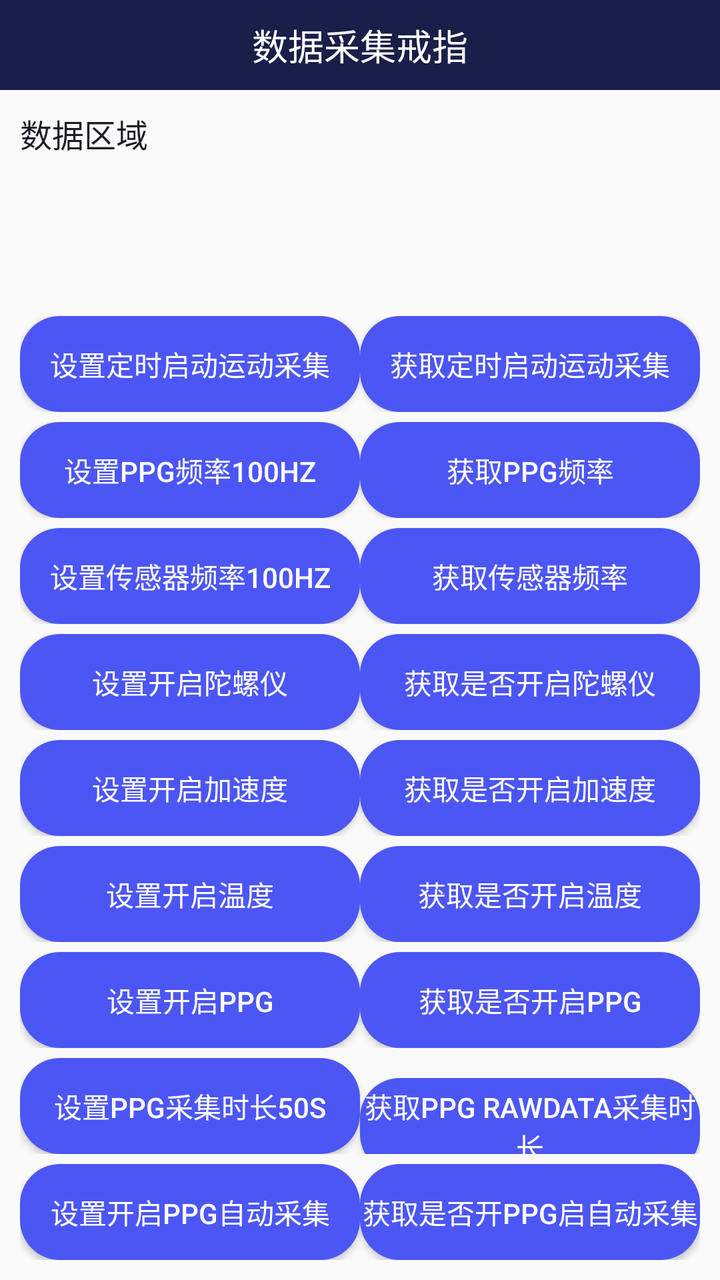
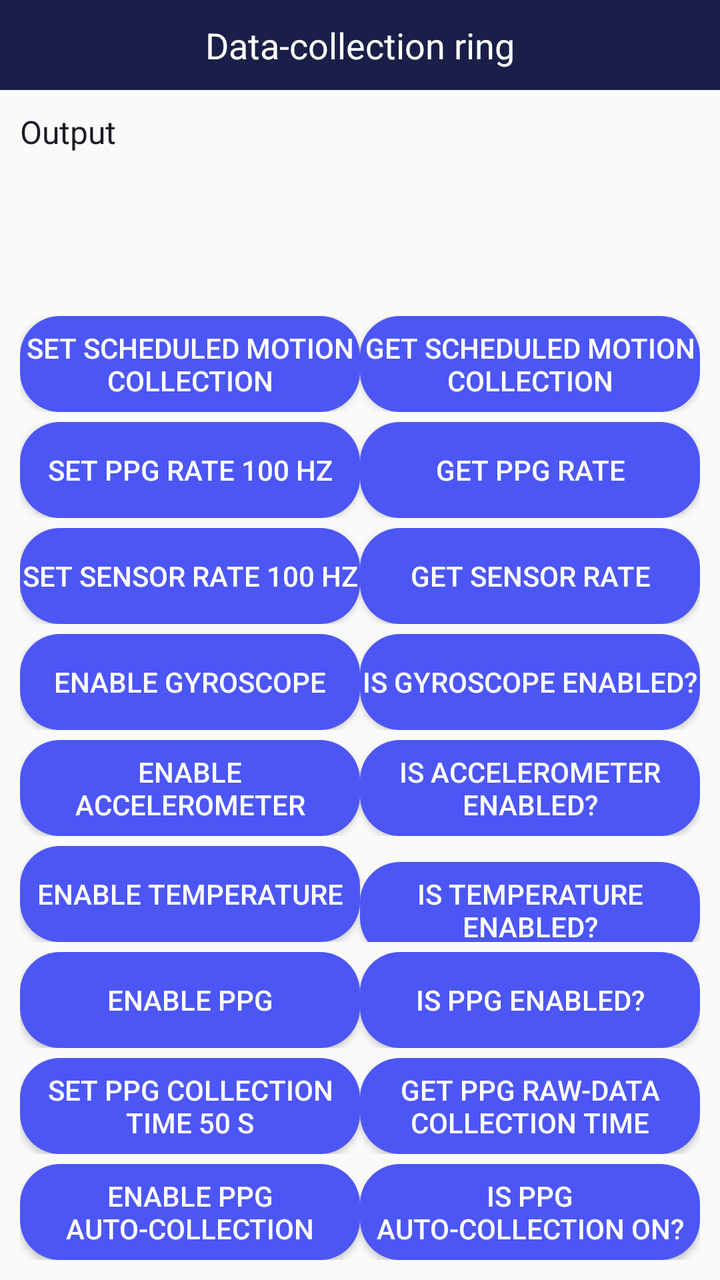

Two renders of the same Android screen: before a commit and after it. Below are the layout's source before the change and the commit's diff.
<!-- AndroidManifest.xml: application theme AppTheme -->
<!-- res/layout/activity_collection.xml -->
<?xml version="1.0" encoding="utf-8"?>
<LinearLayout
    xmlns:android="http://schemas.android.com/apk/res/android"
    xmlns:tools="http://schemas.android.com/tools"
    android:layout_width="match_parent"
    android:layout_height="match_parent"
    android:orientation="vertical"
    tools:context=".activity.TestActivity2">
    <RelativeLayout
        android:layout_width="match_parent"
        android:layout_height="45dp"
        android:background="@color/colorPrimary">
        <TextView
            android:layout_width="wrap_content"
            android:layout_height="wrap_content"
            android:text="数据采集戒指"
            android:textSize="18sp"
            android:layout_centerInParent="true"
            android:textColor="@color/white"/>
    </RelativeLayout>
    <TextView
        android:id="@+id/tv_result2"
        android:layout_width="match_parent"
        android:layout_height="0dp"
        android:layout_weight="1"
        android:text="数据区域"
        android:scrollbars="vertical"
        android:padding="10dp"
        android:lineSpacingExtra="5dp"
        android:textSize="16sp"
        android:textColor="@color/colorPrimaryDark"/>
    <LinearLayout
        android:layout_width="match_parent"
        android:layout_height="wrap_content"
        android:padding="10dp"
        android:orientation="vertical">
        <LinearLayout
            android:layout_width="match_parent"
            android:layout_height="wrap_content"
            android:layout_marginTop="5dp"
            android:orientation="horizontal">
            <Button
                android:id="@+id/bt_setScheduledStartup"
                android:layout_width="0dp"
                android:layout_weight="1"
                android:layout_height="wrap_content"
                android:text="设置定时启动运动采集"
                android:textSize="14sp"
                android:textColor="@color/white"
                android:background="@drawable/button_bg_state"/>
            <Button
                android:id="@+id/bt_getScheduledStartup"
                android:layout_width="0dp"
                android:layout_weight="1"
                android:layout_height="wrap_content"
                android:text="获取定时启动运动采集"
                android:textSize="14sp"
                android:textColor="@color/white"
                android:background="@drawable/button_bg_state"/>
        </LinearLayout>
        <LinearLayout
            android:layout_width="match_parent"
            android:layout_height="wrap_content"
            android:layout_marginTop="5dp"
            android:orientation="horizontal">
            <Button
                android:id="@+id/bt_setPPGFrequency"
                android:layout_width="0dp"
                android:layout_weight="1"
                android:layout_height="wrap_content"
                android:text="设置ppg频率100hz"
                android:textSize="14sp"
                android:textColor="@color/white"
                android:background="@drawable/button_bg_state"/>
            <Button
                android:id="@+id/bt_getPPGFrequency"
                android:layout_width="0dp"
                android:layout_weight="1"
                android:layout_height="wrap_content"
                android:text="获取ppg频率"
                android:textSize="14sp"
                android:textColor="@color/white"
                android:background="@drawable/button_bg_state"/>
        </LinearLayout>
        <LinearLayout
            android:layout_width="match_parent"
            android:layout_height="wrap_content"
            android:layout_marginTop="5dp"
            android:orientation="horizontal">
            <Button
                android:id="@+id/bt_setSensorFrequency"
                android:layout_width="0dp"
                android:layout_weight="1"
                android:layout_height="wrap_content"
                android:text="设置传感器频率100hz"
                android:textSize="14sp"
                android:textColor="@color/white"
                android:background="@drawable/button_bg_state"/>
            <Button
                android:id="@+id/bt_getSensorFrequency"
                android:layout_width="0dp"
                android:layout_weight="1"
                android:layout_height="wrap_content"
                android:text="获取传感器频率"
                android:textSize="14sp"
                android:textColor="@color/white"
                android:background="@drawable/button_bg_state"/>
        </LinearLayout>
        <LinearLayout
            android:layout_width="match_parent"
            android:layout_height="wrap_content"
            android:layout_marginTop="5dp"
            android:orientation="horizontal">
            <Button
                android:id="@+id/bt_setOpenGyroScope"
                android:layout_width="0dp"
                android:layout_weight="1"
                android:layout_height="wrap_content"
                android:text="设置开启陀螺仪"
                android:textSize="14sp"
                android:textColor="@color/white"
                android:background="@drawable/button_bg_state"/>
            <Button
                android:id="@+id/bt_getOpenGyroScope"
                android:layout_width="0dp"
                android:layout_weight="1"
                android:layout_height="wrap_content"
                android:text="获取是否开启陀螺仪"
                android:textSize="14sp"
                android:textColor="@color/white"
                android:background="@drawable/button_bg_state"/>
        </LinearLayout>
        <LinearLayout
            android:layout_width="match_parent"
            android:layout_height="wrap_content"
            android:layout_marginTop="5dp"
            android:orientation="horizontal">
            <Button
                android:id="@+id/bt_setOpenAcceleration"
                android:layout_width="0dp"
                android:layout_weight="1"
                android:layout_height="wrap_content"
                android:text="设置开启加速度"
                android:textSize="14sp"
                android:textColor="@color/white"
                android:background="@drawable/button_bg_state"/>
            <Button
                android:id="@+id/bt_getOpenAcceleration"
                android:layout_width="0dp"
                android:layout_weight="1"
                android:layout_height="wrap_content"
                android:text="获取是否开启加速度"
                android:textSize="14sp"
                android:textColor="@color/white"
                android:background="@drawable/button_bg_state"/>
        </LinearLayout>
        <LinearLayout
            android:layout_width="match_parent"
            android:layout_height="wrap_content"
            android:layout_marginTop="5dp"
            android:orientation="horizontal">
            <Button
                android:id="@+id/bt_setOpenTemperature"
                android:layout_width="0dp"
                android:layout_weight="1"
                android:layout_height="wrap_content"
                android:text="设置开启温度"
                android:textSize="14sp"
                android:textColor="@color/white"
                android:background="@drawable/button_bg_state"/>
            <Button
                android:id="@+id/bt_getOpenTemperature"
                android:layout_width="0dp"
                android:layout_weight="1"
                android:layout_height="wrap_content"
                android:text="获取是否开启温度"
                android:textSize="14sp"
                android:textColor="@color/white"
                android:background="@drawable/button_bg_state"/>
        </LinearLayout>
        <LinearLayout
            android:layout_width="match_parent"
            android:layout_height="wrap_content"
            android:layout_marginTop="5dp"
            android:orientation="horizontal">
            <Button
                android:id="@+id/bt_setOpenPPG"
                android:layout_width="0dp"
                android:layout_weight="1"
                android:layout_height="wrap_content"
                android:text="设置开启PPG"
                android:textSize="14sp"
                android:textColor="@color/white"
                android:background="@drawable/button_bg_state"/>
            <Button
                android:id="@+id/bt_getOpenPPG"
                android:layout_width="0dp"
                android:layout_weight="1"
                android:layout_height="wrap_content"
                android:text="获取是否开启PPG"
                android:textSize="14sp"
                android:textColor="@color/white"
                android:background="@drawable/button_bg_state"/>
        </LinearLayout>
        <LinearLayout
            android:layout_width="match_parent"
            android:layout_height="wrap_content"
            android:layout_marginTop="5dp"
            android:orientation="horizontal">
            <Button
                android:id="@+id/bt_setOpenPPGRAWData"
                android:layout_width="0dp"
                android:layout_weight="1"
                android:layout_height="wrap_content"
                android:text="设置PPG采集时长50s"
                android:textSize="14sp"
                android:textColor="@color/white"
                android:background="@drawable/button_bg_state"/>
            <Button
                android:id="@+id/bt_getPPGRAWData"
                android:layout_width="0dp"
                android:layout_weight="1"
                android:layout_height="wrap_content"
                android:text="获取PPG RAWdata采集时长"
                android:textSize="14sp"
                android:textColor="@color/white"
                android:background="@drawable/button_bg_state"/>
        </LinearLayout>
        <LinearLayout
            android:layout_width="match_parent"
            android:layout_height="wrap_content"
            android:layout_marginTop="5dp"
            android:orientation="horizontal">
            <Button
                android:id="@+id/bt_setOpenPPGAutomaticCollection"
                android:layout_width="0dp"
                android:layout_weight="1"
                android:layout_height="wrap_content"
                android:text="设置开启ppg自动采集"
                android:textSize="14sp"
                android:textColor="@color/white"
                android:background="@drawable/button_bg_state"/>
            <Button
                android:id="@+id/bt_getPPGAutomaticCollection"
                android:layout_width="0dp"
                android:layout_weight="1"
                android:layout_height="wrap_content"
                android:text="获取是否开ppg启自动采集"
                android:textSize="14sp"
                android:textColor="@color/white"
                android:background="@drawable/button_bg_state"/>
        </LinearLayout>
    </LinearLayout>

</LinearLayout>
<!-- resources referenced by this layout -->
<resources>
  <color name="colorPrimary">#191F48</color>
  <color name="colorPrimaryDark">#1B1D25</color>
  <color name="white">#ffffff</color>
  <!-- drawable button_bg_state (drawable) -->
  <?xml version="1.0" encoding="utf-8"?>
  <selector xmlns:android="http://schemas.android.com/apk/res/android">
      <item android:state_pressed="false">
          <shape xmlns:android="http://schemas.android.com/apk/res/android">
              <corners android:radius="20dp" />
  
              <solid android:color="@color/lan_se" />
          </shape>
      </item>
      <item android:state_pressed="false">
          <shape xmlns:android="http://schemas.android.com/apk/res/android">
              <corners android:radius="20dp" />
  
              <solid android:color="@color/lan_se" />
          </shape>
      </item>
      <item android:state_pressed="true">
          <shape xmlns:android="http://schemas.android.com/apk/res/android">
              <corners android:radius="20dp" />
  
              <solid android:color="@color/lan_se_press" />
          </shape>
      </item>
  
  </selector>
  <style name="AppTheme" parent="Theme.AppCompat.Light.NoActionBar">
          
          <item name="colorPrimary">@color/colorPrimary</item>
          <item name="colorPrimaryDark">@color/colorPrimary</item>
          <item name="colorAccent">@color/colorAccent</item>
  
  
      </style>
  <color name="lan_se">#4C56F5</color>
  <color name="lan_se_press">#554C56F5</color>
  <color name="colorAccent">#03DAC5</color>
</resources>

<!-- the commit's change to res/layout/activity_collection.xml (unified diff, before → after) -->
@@ -13,7 +13,7 @@
         <TextView
             android:layout_width="wrap_content"
             android:layout_height="wrap_content"
-            android:text="数据采集戒指"
+            android:text="Data-collection ring"
             android:textSize="18sp"
             android:layout_centerInParent="true"
             android:textColor="@color/white"/>
@@ -23,7 +23,7 @@
         android:layout_width="match_parent"
         android:layout_height="0dp"
         android:layout_weight="1"
-        android:text="数据区域"
+        android:text="Output"
         android:scrollbars="vertical"
         android:padding="10dp"
         android:lineSpacingExtra="5dp"
@@ -44,7 +44,7 @@
                 android:layout_width="0dp"
                 android:layout_weight="1"
                 android:layout_height="wrap_content"
-                android:text="设置定时启动运动采集"
+                android:text="Set scheduled motion collection"
                 android:textSize="14sp"
                 android:textColor="@color/white"
                 android:background="@drawable/button_bg_state"/>
@@ -53,7 +53,7 @@
                 android:layout_width="0dp"
                 android:layout_weight="1"
                 android:layout_height="wrap_content"
-                android:text="获取定时启动运动采集"
+                android:text="Get scheduled motion collection"
                 android:textSize="14sp"
                 android:textColor="@color/white"
                 android:background="@drawable/button_bg_state"/>
@@ -68,7 +68,7 @@
                 android:layout_width="0dp"
                 android:layout_weight="1"
                 android:layout_height="wrap_content"
-                android:text="设置ppg频率100hz"
+                android:text="Set PPG rate 100 Hz"
                 android:textSize="14sp"
                 android:textColor="@color/white"
                 android:background="@drawable/button_bg_state"/>
@@ -77,7 +77,7 @@
                 android:layout_width="0dp"
                 android:layout_weight="1"
                 android:layout_height="wrap_content"
-                android:text="获取ppg频率"
+                android:text="Get PPG rate"
                 android:textSize="14sp"
                 android:textColor="@color/white"
                 android:background="@drawable/button_bg_state"/>
@@ -92,7 +92,7 @@
                 android:layout_width="0dp"
                 android:layout_weight="1"
                 android:layout_height="wrap_content"
-                android:text="设置传感器频率100hz"
+                android:text="Set sensor rate 100 Hz"
                 android:textSize="14sp"
                 android:textColor="@color/white"
                 android:background="@drawable/button_bg_state"/>
@@ -101,7 +101,7 @@
                 android:layout_width="0dp"
                 android:layout_weight="1"
                 android:layout_height="wrap_content"
-                android:text="获取传感器频率"
+                android:text="Get sensor rate"
                 android:textSize="14sp"
                 android:textColor="@color/white"
                 android:background="@drawable/button_bg_state"/>
@@ -116,7 +116,7 @@
                 android:layout_width="0dp"
                 android:layout_weight="1"
                 android:layout_height="wrap_content"
-                android:text="设置开启陀螺仪"
+                android:text="Enable gyroscope"
                 android:textSize="14sp"
                 android:textColor="@color/white"
                 android:background="@drawable/button_bg_state"/>
@@ -125,7 +125,7 @@
                 android:layout_width="0dp"
                 android:layout_weight="1"
                 android:layout_height="wrap_content"
-                android:text="获取是否开启陀螺仪"
+                android:text="Is gyroscope enabled?"
                 android:textSize="14sp"
                 android:textColor="@color/white"
                 android:background="@drawable/button_bg_state"/>
@@ -140,7 +140,7 @@
                 android:layout_width="0dp"
                 android:layout_weight="1"
                 android:layout_height="wrap_content"
-                android:text="设置开启加速度"
+                android:text="Enable accelerometer"
                 android:textSize="14sp"
                 android:textColor="@color/white"
                 android:background="@drawable/button_bg_state"/>
@@ -149,7 +149,7 @@
                 android:layout_width="0dp"
                 android:layout_weight="1"
                 android:layout_height="wrap_content"
-                android:text="获取是否开启加速度"
+                android:text="Is accelerometer enabled?"
                 android:textSize="14sp"
                 android:textColor="@color/white"
                 android:background="@drawable/button_bg_state"/>
@@ -164,7 +164,7 @@
                 android:layout_width="0dp"
                 android:layout_weight="1"
                 android:layout_height="wrap_content"
-                android:text="设置开启温度"
+                android:text="Enable temperature"
                 android:textSize="14sp"
                 android:textColor="@color/white"
                 android:background="@drawable/button_bg_state"/>
@@ -173,7 +173,7 @@
                 android:layout_width="0dp"
                 android:layout_weight="1"
                 android:layout_height="wrap_content"
-                android:text="获取是否开启温度"
+                android:text="Is temperature enabled?"
                 android:textSize="14sp"
                 android:textColor="@color/white"
                 android:background="@drawable/button_bg_state"/>
@@ -188,7 +188,7 @@
                 android:layout_width="0dp"
                 android:layout_weight="1"
                 android:layout_height="wrap_content"
-                android:text="设置开启PPG"
+                android:text="Enable PPG"
                 android:textSize="14sp"
                 android:textColor="@color/white"
                 android:background="@drawable/button_bg_state"/>
@@ -197,7 +197,7 @@
                 android:layout_width="0dp"
                 android:layout_weight="1"
                 android:layout_height="wrap_content"
-                android:text="获取是否开启PPG"
+                android:text="Is PPG enabled?"
                 android:textSize="14sp"
                 android:textColor="@color/white"
                 android:background="@drawable/button_bg_state"/>
@@ -212,7 +212,7 @@
                 android:layout_width="0dp"
                 android:layout_weight="1"
                 android:layout_height="wrap_content"
-                android:text="设置PPG采集时长50s"
+                android:text="Set PPG collection time 50 s"
                 android:textSize="14sp"
                 android:textColor="@color/white"
                 android:background="@drawable/button_bg_state"/>
@@ -221,7 +221,7 @@
                 android:layout_width="0dp"
                 android:layout_weight="1"
                 android:layout_height="wrap_content"
-                android:text="获取PPG RAWdata采集时长"
+                android:text="Get PPG raw-data collection time"
                 android:textSize="14sp"
                 android:textColor="@color/white"
                 android:background="@drawable/button_bg_state"/>
@@ -236,7 +236,7 @@
                 android:layout_width="0dp"
                 android:layout_weight="1"
                 android:layout_height="wrap_content"
-                android:text="设置开启ppg自动采集"
+                android:text="Enable PPG auto-collection"
                 android:textSize="14sp"
                 android:textColor="@color/white"
                 android:background="@drawable/button_bg_state"/>
@@ -245,7 +245,7 @@
                 android:layout_width="0dp"
                 android:layout_weight="1"
                 android:layout_height="wrap_content"
-                android:text="获取是否开ppg启自动采集"
+                android:text="Is PPG auto-collection on?"
                 android:textSize="14sp"
                 android:textColor="@color/white"
                 android:background="@drawable/button_bg_state"/>
